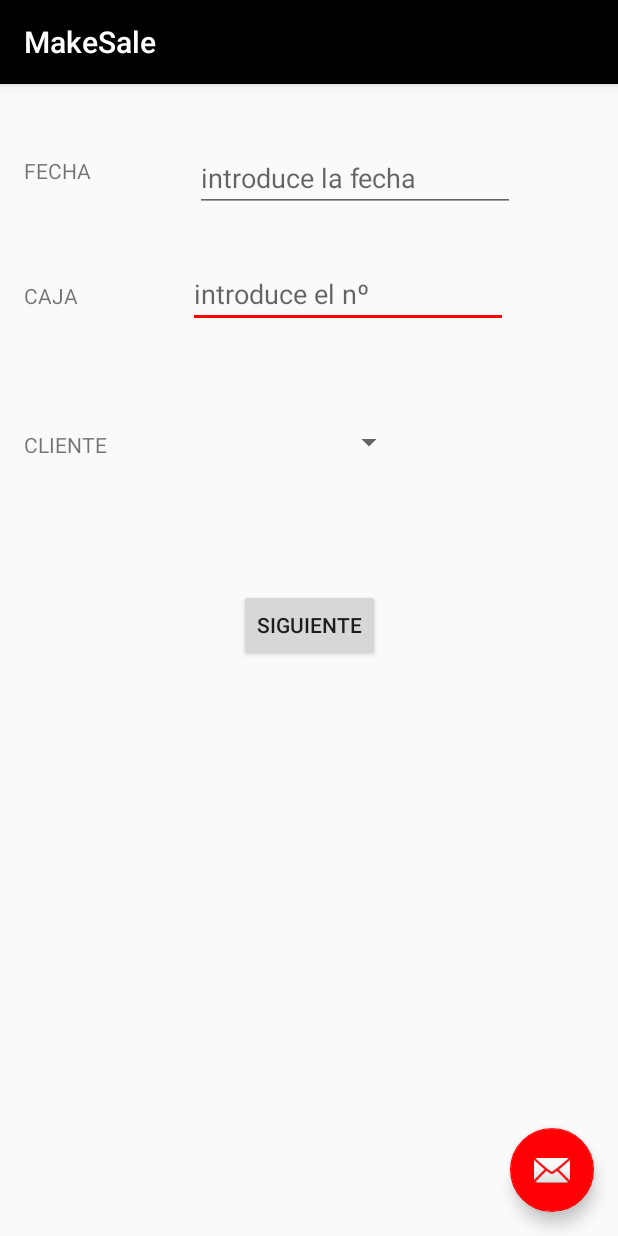
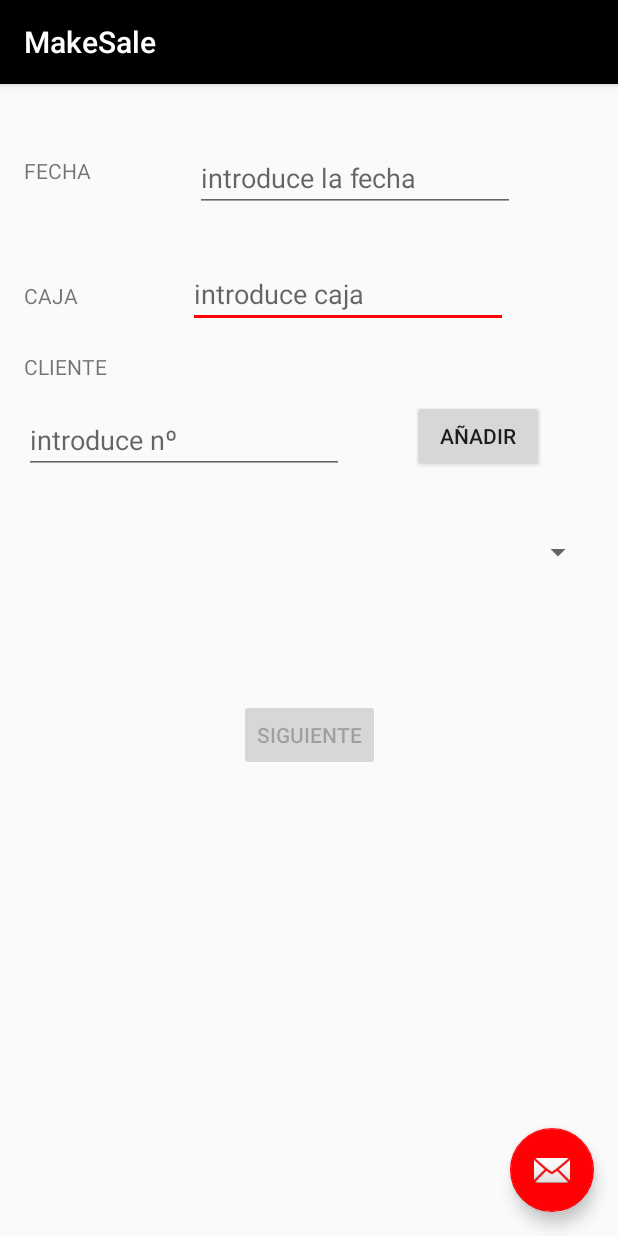
Before and after one commit to jantonio-ordonez14/APP_Ventas, an Android app: the screen it shows after launch (MakeSale), in the side drawer, after a tap on "Realizar Venta", on a phone screen of 412 x 824 dp. Run offline under Robolectric (Android 15) with nearby library versions, the phone set to English and light mode, and no system bars; 1 statement that could not run was skipped.

Commit message:
boton para añadir clientes
añadido un boton para buscar clientes

```diff
--- a/APP_Ventas/app/build.gradle
+++ b/APP_Ventas/app/build.gradle
@@ -4,7 +4,7 @@ android {
     compileSdkVersion 27
     defaultConfig {
         applicationId "com.example.esmail.app_ventas"
-        minSdkVersion 19
+        minSdkVersion 15
         targetSdkVersion 27
         versionCode 1
         versionName "1.0"
--- a/APP_Ventas/app/src/main/java/com/example/esmail/app_ventas/Export.java
+++ b/APP_Ventas/app/src/main/java/com/example/esmail/app_ventas/Export.java
@@ -72,21 +72,21 @@ public class Export extends AppCompatActivity {
     }
 
     private void obtenerPedido() {
-        ArrayList<Pedidos> pedidos=new ArrayList<>();
+        ArrayList<Pedidos> pedidos = new ArrayList<>();
         DatabaseOperations operations = DatabaseOperations.obtenerInstancia(this);
         Cursor c = operations.obtenerPedidos();
 
         if (c.moveToFirst()) {
             do {
                 String id = c.getString(0);
-                String tipo= c.getString(1);
-                String fecha= c.getString(2);
-                String caja= c.getString(3);
-                String cliente= c.getString(4);
-                String articulo= c.getString(5);
-                String unidades= c.getString(6);
+                String tipo = c.getString(1);
+                String fecha = c.getString(2);
+                String caja = c.getString(3);
+                String cliente = c.getString(4);
+                String articulo = c.getString(5);
+                String unidades = c.getString(6);
 
-                pedidos.add(new Pedidos(id,tipo,fecha,caja,cliente,articulo,unidades));
+                pedidos.add(new Pedidos(id, tipo, fecha, caja, cliente, articulo, unidades));
             } while (c.moveToNext());
         }
         try {
@@ -101,8 +101,8 @@ public class Export extends AppCompatActivity {
             // obtenemos los registros
             for (Pedidos pd : pedidos) {
 
-                String datos = pd.getIdRegsitro() + "\t" + pd.getTipo()+ "\t" + pd.getFecha() + "\t" + pd.getCaja()
-                        + "\t" + pd.getCliente() + "\t" + pd.getArticulo() +"\t" + pd.getUnidades()+  "\r\n";
+                String datos = pd.getTipo() + "\t" + pd.getIdRegsitro() + "\t" + pd.getFecha() + "\t" + pd.getCaja()
+                        + "\t" + pd.getCliente() + "\t" + pd.getArticulo() + "\t" + pd.getUnidades() + "\r\n";
                 System.out.println(datos);
                 // insertamos los registros en el archivo
                 fout.write(datos);
--- a/APP_Ventas/app/src/main/java/com/example/esmail/app_ventas/fragments/MakeSaleFragment1.java
+++ b/APP_Ventas/app/src/main/java/com/example/esmail/app_ventas/fragments/MakeSaleFragment1.java
@@ -14,6 +14,7 @@ import android.widget.Spinner;
 
 import com.example.esmail.app_ventas.MakeSale;
 import com.example.esmail.app_ventas.R;
+import com.example.esmail.app_ventas.modelos.Cliente;
 import com.example.esmail.app_ventas.sqlite.DatabaseOperations;
 
 import java.text.SimpleDateFormat;
@@ -23,9 +24,9 @@ import java.util.Date;
 public class MakeSaleFragment1 extends Fragment {
 
 
-    private EditText etFecha, etCaja;
+    private EditText etFecha, etCaja, etCliente;
     private Spinner spinner;
-    private Button btnBuscar, btnAnadir;
+    private Button btnSiguiente, btnAnadir;
     private String clienteSelected;
 
     public MakeSaleFragment1() {
@@ -35,14 +36,18 @@ public class MakeSaleFragment1 extends Fragment {
     @Override
     public View onCreateView(LayoutInflater inflater, ViewGroup container, Bundle savedInstanceState) {
         View v = inflater.inflate(R.layout.fragment_make_sale_1, container, false);
-
+        //obtener instancias
         etFecha = v.findViewById(R.id.et_fecha);
         etCaja = v.findViewById(R.id.et_caja);
         spinner = v.findViewById(R.id.spinner);
-        Button btn = v.findViewById(R.id.btn_siguiente);
+        etCliente = v.findViewById(R.id.et_cliente);
+        btnAnadir = v.findViewById(R.id.btn_cliente);
+        btnSiguiente = v.findViewById(R.id.btn_siguiente);
+        btnSiguiente.setEnabled(false);
 
         ArrayList<String> clientes = new ArrayList<>();
         DatabaseOperations db = DatabaseOperations.obtenerInstancia(getActivity());
+        //obtener clientes
         final Cursor c = db.obtenerClientes();
         if (c.moveToFirst()) {
             do {
@@ -51,12 +56,15 @@ public class MakeSaleFragment1 extends Fragment {
             } while (c.moveToNext());
         }
         c.close();
+        //mostrar clientes en el spinner
         spinner.setAdapter(new ArrayAdapter<String>(getActivity(), android.R.layout.simple_spinner_item, clientes));
         spinner.setOnItemSelectedListener(new AdapterView.OnItemSelectedListener() {
             @Override
             public void onItemSelected(AdapterView<?> parent, View view, int position, long id) {
+                //obtener cliente seleccionado
                 String text = (String) parent.getItemAtPosition(position).toString();
                 clienteSelected = text;
+                btnSiguiente.setEnabled(true);
             }
 
             @Override
@@ -65,8 +73,31 @@ public class MakeSaleFragment1 extends Fragment {
             }
         });
 
+        btnAnadir.setOnClickListener(new View.OnClickListener() {
+            @Override
+            public void onClick(View v) {
+                String clienteObtenido = "";
+                //obtener cliente
+                String cliente = etCliente.getText().toString();
+                //obtener clientes de la bd
+                Cursor c = DatabaseOperations.obtenerInstancia(getActivity()).obtenerClientes();
+                if (c.moveToFirst()) {
+                    do {
+                        clienteObtenido = c.getString(1);
+                    } while (c.moveToNext());
+                }
+                //si existe el cliente lo guardamos
+                if (clienteObtenido.length() == cliente.length()) {
+                    btnSiguiente.setEnabled(true);
+                    clienteSelected = cliente;
+                } else {
+                    btnSiguiente.setEnabled(false);
+                }
 
-        btn.setOnClickListener(new View.OnClickListener() {
+            }
+        });
+
+        btnSiguiente.setOnClickListener(new View.OnClickListener() {
             @Override
             public void onClick(View v) {
                 String fecha = etFecha.getText().toString();
--- a/APP_Ventas/app/src/main/res/layout/fragment_make_sale_1.xml
+++ b/APP_Ventas/app/src/main/res/layout/fragment_make_sale_1.xml
@@ -42,7 +42,7 @@
             android:layout_marginStart="8dp"
             android:layout_marginTop="32dp"
             android:ems="10"
-            android:hint="introduce el nº"
+            android:hint="introduce caja"
             android:inputType="textPersonName"
             app:layout_constraintEnd_toEndOf="parent"
             app:layout_constraintHorizontal_bias="0.535"
@@ -53,8 +53,9 @@
             android:id="@+id/lbl_cliente"
             android:layout_width="wrap_content"
             android:layout_height="wrap_content"
+            android:layout_marginLeft="16dp"
             android:layout_marginStart="16dp"
-            android:layout_marginTop="80dp"
+            android:layout_marginTop="28dp"
             android:layout_weight="1"
             android:text="@string/lbl_cliente"
             app:layout_constraintStart_toStartOf="parent"
@@ -86,16 +87,45 @@
             app:layout_constraintStart_toEndOf="@+id/lbl_fecha"
             app:layout_constraintTop_toTopOf="parent" />
 
-        <Spinner
-            android:id="@+id/spinner"
+        <Button
+            android:id="@+id/btn_cliente"
             android:layout_width="wrap_content"
             android:layout_height="wrap_content"
             android:layout_marginEnd="16dp"
-            android:layout_marginStart="24dp"
-            android:layout_marginTop="64dp"
+            android:layout_marginLeft="8dp"
+            android:layout_marginRight="16dp"
+            android:layout_marginStart="8dp"
+            android:layout_marginTop="48dp"
+            android:text="@string/btn_cliente"
             app:layout_constraintEnd_toEndOf="parent"
-            app:layout_constraintStart_toEndOf="@+id/lbl_cliente"
+            app:layout_constraintHorizontal_bias="0.526"
+            app:layout_constraintStart_toEndOf="@+id/et_cliente"
             app:layout_constraintTop_toBottomOf="@+id/et_caja" />
+
+        <EditText
+            android:id="@+id/et_cliente"
+            android:layout_width="wrap_content"
+            android:layout_height="wrap_content"
+            android:layout_marginLeft="16dp"
+            android:layout_marginStart="16dp"
+            android:layout_marginTop="52dp"
+            android:ems="10"
+            android:hint="introduce nº "
+            android:inputType="textPersonName"
+            app:layout_constraintStart_toStartOf="parent"
+            app:layout_constraintTop_toBottomOf="@+id/et_caja" />
+
+        <Spinner
+            android:id="@+id/spinner"
+            android:layout_width="0dp"
+            android:layout_height="wrap_content"
+            android:layout_marginEnd="16dp"
+            android:layout_marginLeft="16dp"
+            android:layout_marginStart="16dp"
+            android:layout_marginTop="40dp"
+            app:layout_constraintEnd_toEndOf="parent"
+            app:layout_constraintStart_toStartOf="parent"
+            app:layout_constraintTop_toBottomOf="@+id/et_cliente" />
 
     </android.support.constraint.ConstraintLayout>
 
--- a/APP_Ventas/app/src/main/res/values/strings.xml
+++ b/APP_Ventas/app/src/main/res/values/strings.xml
@@ -12,6 +12,7 @@
     <string name="btn_siguiente">SIGUIENTE</string>
     <string name="btn_scan">ESCANEAR</string>
     <string name="btn_finalizar">FINALIZAR</string>
+    <string name="btn_cliente">AÑADIR</string>
 
     <string name="aceptar">Aceptar</string>
     <string name="cancelar">Cancelar</string>
```
